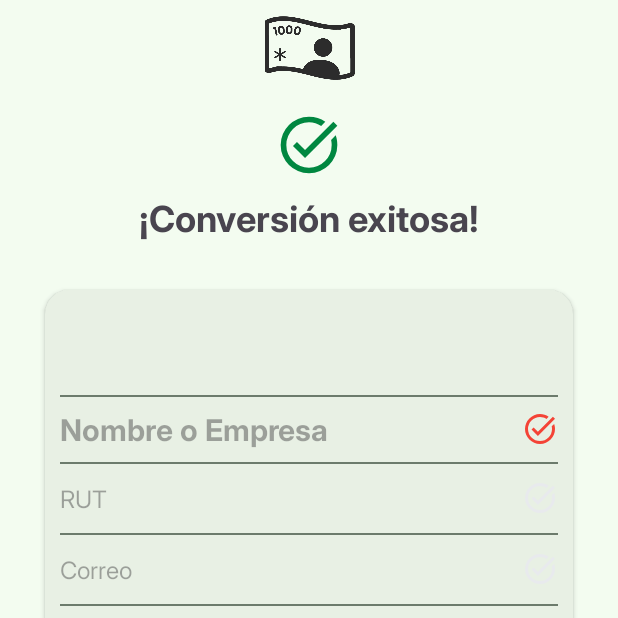
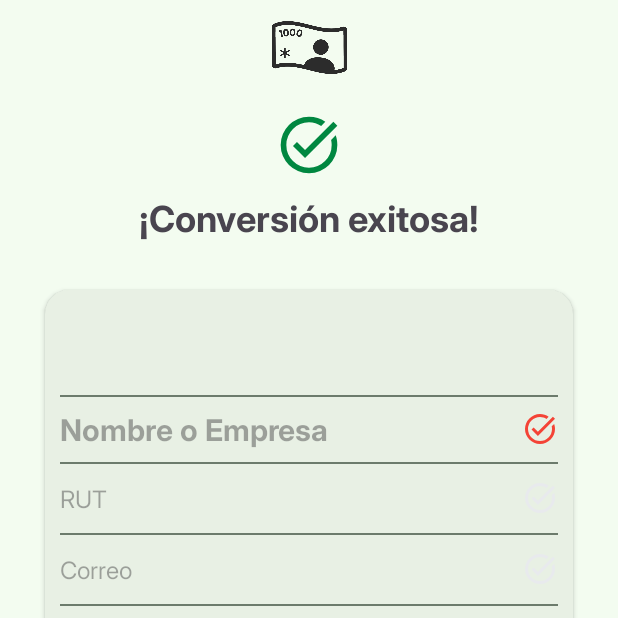
Before and after one commit to vhodacl/Luquita, an Android app: the ResultActivity screen opened directly, with no data from a screen before it, on a phone screen of 412 x 824 dp, the top half of it. Run offline under Robolectric (Android 15) with nearby library versions, the phone set to English and light mode, and no system bars; pictures from the network do not load; 1 statement that could not run was skipped.

```diff
--- a/app/src/main/res/layout/activity_how_it_works.xml
+++ b/app/src/main/res/layout/activity_how_it_works.xml
@@ -23,7 +23,7 @@
 
             <ImageView
                 android:layout_width="114dp"
-                android:layout_height="60dp"
+                android:layout_height="50dp"
                 android:layout_gravity="center"
                 android:scaleType="fitCenter"
                 android:src="@drawable/luquitaloguitoapp" />
--- a/app/src/main/res/layout/activity_paste_normalize.xml
+++ b/app/src/main/res/layout/activity_paste_normalize.xml
@@ -20,7 +20,7 @@
         <ImageView
             android:id="@+id/toolbar_image"
             android:layout_width="114dp"
-            android:layout_height="60dp"
+            android:layout_height="50dp"
             android:layout_gravity="center"
             android:contentDescription="@string/app_name"
             android:scaleType="fitCenter"
--- a/app/src/main/res/layout/activity_result.xml
+++ b/app/src/main/res/layout/activity_result.xml
@@ -26,7 +26,7 @@
         <ImageView
             android:id="@+id/toolbar_image"
             android:layout_width="114dp"
-            android:layout_height="60dp"
+            android:layout_height="50dp"
             android:layout_gravity="center"
             android:contentDescription="@string/app_name"
             android:scaleType="fitCenter"
```
